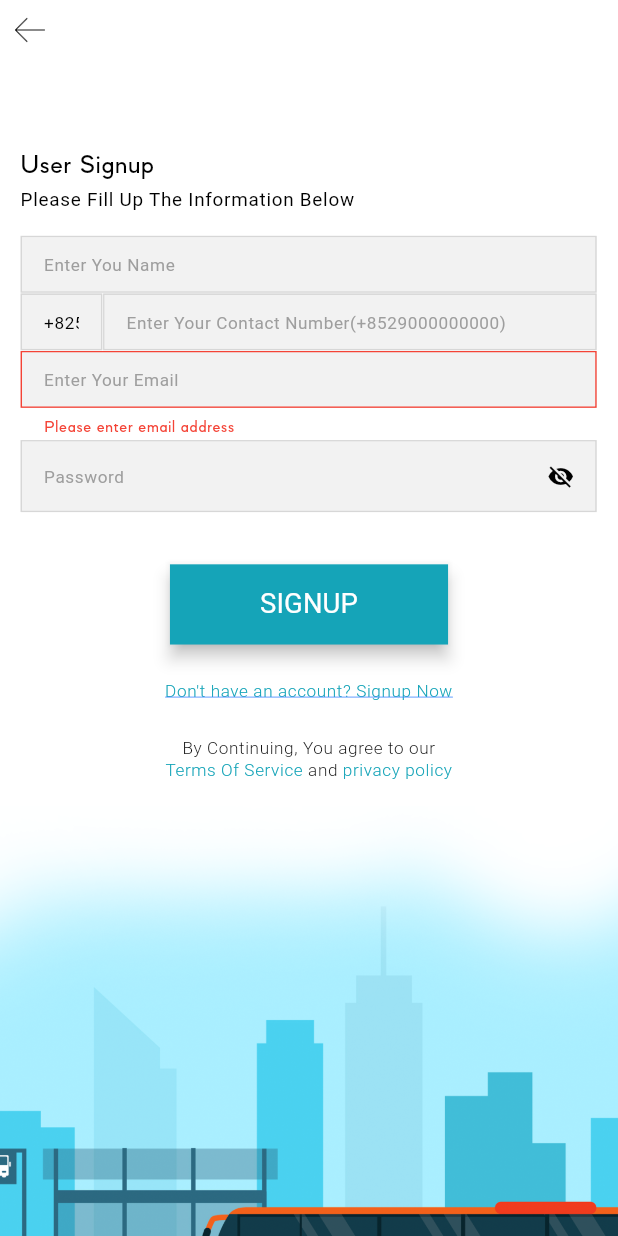
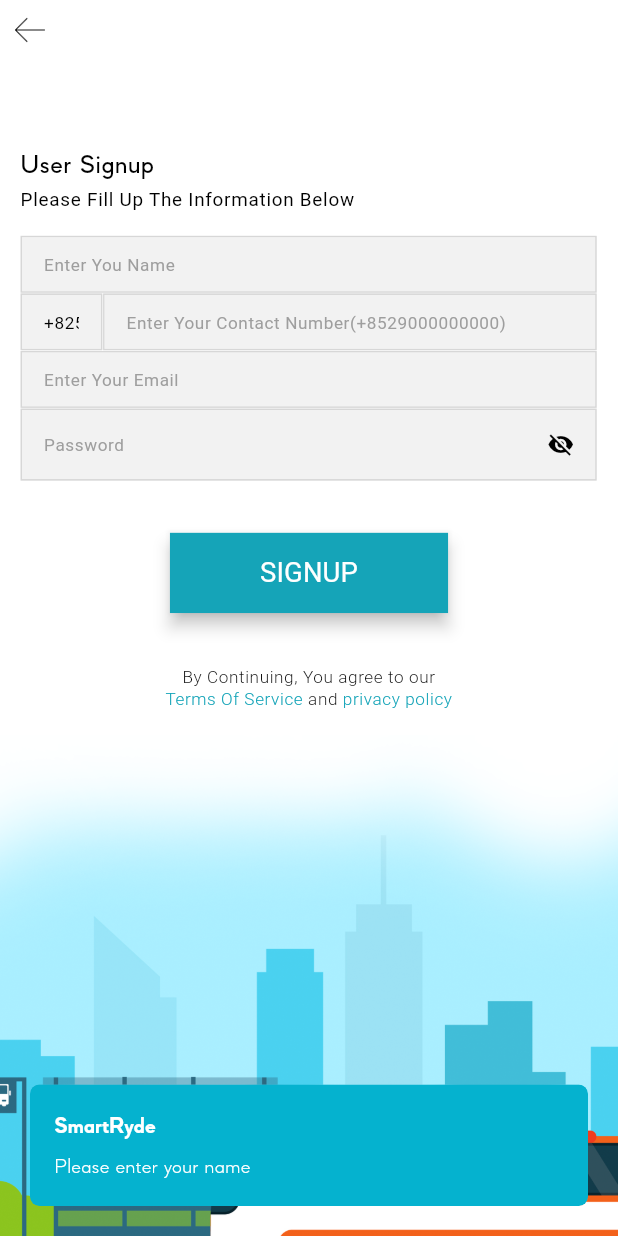
Before and after one commit to iglobleinfo/new-smartryde, a Flutter app: the RegisterScreen screen opened by its route, after a tap on "SIGNUP", on a phone screen of 412 x 824 dp. Run offline on Flutter 3.47's test engine with Material 3 defaults, Android fonts, the light colour scheme and no system bars; our stand-ins replace cached_network_image, connectivity_plus, device_info_plus, dio, fancy_shimmer_image, file_picker and 18 more; missing offline and left inert: colorful_safe_area, flutter_facebook_auth, the_apple_sign_in; accounts and stored records are empty; network calls fail.

Commit message:
some changes

```diff
--- a/lib/app/core/translations/languages/en_Us.dart
+++ b/lib/app/core/translations/languages/en_Us.dart
@@ -7,6 +7,7 @@ const Map<String, String> enUS = {
   'login': 'Login',
   'enterYourContactNumber': 'Enter Your Contact Number(+8529000000000)',
   'doNotHaveAccountSignUpNow': 'Don\'t have an account? Signup Now',
+  'alreadyHaveAccountSignInNow': 'Already have an account? Login',
   'byContinuingYouAgreeTo': 'By Continuing, You agree to our\n',
   'termsOfService': 'Terms Of Service',
   'and': 'and',
--- a/lib/app/core/values/app_strings.dart
+++ b/lib/app/core/values/app_strings.dart
@@ -9,6 +9,7 @@ const String login = 'login';
 const String strOtpSentDescription = "otpSentDescription";
 const String enterYourContactNumber = 'enterYourContactNumber';
 const String doNotHaveAccountSignUpNow = 'doNotHaveAccountSignUpNow';
+const String alreadyHaveAccountSignInNow = 'alreadyHaveAccountSignInNow';
 const String byContinuingYouAgreeTo = 'byContinuingYouAgreeTo';
 const String termsOfService = 'termsOfService';
 const String and = 'and';
--- a/lib/app/core/widgets/custom_textfield.dart
+++ b/lib/app/core/widgets/custom_textfield.dart
@@ -30,6 +30,7 @@ class TextFieldWidget extends StatelessWidget {
   final bool? shadow;
   final bool? obscureText;
   final bool? isOutined;
+  final bool? allowSpacing;
   final Function(String value)? onChange;
   final inputFormatter;
   final errorColor;
@@ -63,6 +64,7 @@ class TextFieldWidget extends StatelessWidget {
     this.suffixIcon,
     this.prefixIcon,
     this.obscureText,
+    this.allowSpacing = true,
     this.onTap,
     this.inputFormatter,
     this.errorColor,
@@ -85,6 +87,7 @@ class TextFieldWidget extends StatelessWidget {
                 cursorColor: courserColor ?? colorAppColor,
                 inputFormatters: inputFormatter ??
                     [
+                      FilteringTextInputFormatter.deny(RegExp(r'\s')),
                       FilteringTextInputFormatter(
                           RegExp(
                               '(\u00a9|\u00ae|[\u2000-\u3300]|\ud83c[\ud000-\udfff]|\ud83d[\ud000-\udfff]|\ud83e[\ud000-\udfff])'),
--- a/lib/app/core/widgets/outline_button_widget.dart
+++ b/lib/app/core/widgets/outline_button_widget.dart
@@ -9,6 +9,7 @@ class OutlineButtonWidget extends StatelessWidget {
     this.textStyle,
     this.verticalPadding,
     this.horizontalPadding,
+    this.onTap,
   });
 
   final Color? outlineColor;
@@ -17,11 +18,12 @@ class OutlineButtonWidget extends StatelessWidget {
   final TextStyle? textStyle;
   final double? verticalPadding;
   final double? horizontalPadding;
+  final GestureTapCallback? onTap;
 
   @override
   Widget build(BuildContext context) {
     return OutlinedButton(
-      onPressed: null,
+      onPressed: onTap,
       style: ButtonStyle(
         side: WidgetStatePropertyAll(
           BorderSide(
--- a/lib/app/data/remote_service/network/api_provider.dart
+++ b/lib/app/data/remote_service/network/api_provider.dart
@@ -84,6 +84,7 @@ class APIRepository {
       );
       return response;
     } catch (e, str) {
+      customLoader.hide();
       toast('Incorrect OTP');
       return Future.error(
         NetworkExceptions.getDioException(e, str),
--- a/lib/app/data/remote_service/network/network_exceptions.dart
+++ b/lib/app/data/remote_service/network/network_exceptions.dart
@@ -10,7 +10,7 @@ class NetworkExceptions {
   static String messageData = "";
 
   static getDioException(error, stacktrace) {
-    reportCrash(error.toString());
+    // reportCrash(error.toString());
     if (error is Exception) {
       // FlutterLogger.getInstance().recordCrash(
       //   reportURL: crashBaseUrl + logCrashesExceptionsEndPoint,
--- a/lib/app/modules/authentication/controllers/register_controller.dart
+++ b/lib/app/modules/authentication/controllers/register_controller.dart
@@ -1,4 +1,6 @@
 import 'package:smart_ryde/export.dart';
+
+import '../../../core/utils/validators.dart';
 
 class RegisterController extends GetxController {
   late TextEditingController emailController;
@@ -186,6 +188,24 @@ class RegisterController extends GetxController {
 
   /*===================================================================== SignUp API Call  ==========================================================*/
   hitSignUpAPI(context) {
+    if (nameController.text.isEmpty) {
+      toast('Please enter your name'.tr);
+      return;
+    }
+    String? result = phoneTextFieldValidator(
+        countryPickerController.text, numberController.text, context);
+    if (result != null) {
+      toast(result);
+      return;
+    }
+    if (!GetUtils.isEmail(emailController.text)) {
+      toast('Enter a valid email');
+      return;
+    }
+    if (passwordController.text.isEmpty) {
+      toast(stringPasswordEmptyValidation.tr);
+      return;
+    }
     loader.value = true;
     customLoader.show(context);
     FocusManager.instance.primaryFocus!.unfocus();
@@ -194,7 +214,7 @@ class RegisterController extends GetxController {
           numberController.text.trim().toLowerCase(),
       password: passwordController.text,
       email: emailController.text,
-      name: nameController.text,
+      name: nameController.text.trim(),
     );
     APIRepository.signUpApiCall(dataBody: loginReq).then((value) async {
       loginModel = value;
--- a/lib/app/modules/authentication/verify_otp_module/verify_otp_controller.dart
+++ b/lib/app/modules/authentication/verify_otp_module/verify_otp_controller.dart
@@ -34,7 +34,7 @@ class VerifyOtpController extends GetxController {
     FocusManager.instance.primaryFocus!.unfocus();
     APIRepository.generateOtpApi(phoneNumber).then((value) async {
       customLoader.hide();
-      toast('Opt send successfully');
+      toast('OTP send successfully');
     }).onError((error, stackTrace) {
       customLoader.hide();
       toast(error);
--- a/lib/app/modules/authentication/views/register_screen.dart
+++ b/lib/app/modules/authentication/views/register_screen.dart
@@ -79,6 +79,20 @@ class RegisterScreen extends GetView<RegisterController> {
                 TextFieldWidget(
                   textController: controller.nameController,
                   shadow: true,
+                  allowSpacing: false,
+                  inputFormatter: [
+                    FilteringTextInputFormatter(
+                        RegExp(
+                            '(\u00a9|\u00ae|[\u2000-\u3300]|\ud83c[\ud000-\udfff]|\ud83d[\ud000-\udfff]|\ud83e[\ud000-\udfff])'),
+                        allow: false),
+                  ],
+                  inputType: TextInputType.text,
+                  maxLength: 40,
+                  onChange: (value) {
+                    if (controller.nameController.text == ' ') {
+                      controller.nameController.text = '';
+                    }
+                  },
                   hint: enterName.tr,
                 ),
                 Row(
@@ -130,9 +144,9 @@ class RegisterScreen extends GetView<RegisterController> {
                   textController: controller.emailController,
                   shadow: true,
                   hint: enterYourEmail.tr,
-                  validate: (String? value) {
-                    return emailTextFieldValidator(value, context);
-                  },
+                  // validate: (String? value) {
+                  //   return emailTextFieldValidator(value, context);
+                  // },
                 ),
                 Obx(() {
                   IconData icon = controller.viewPassword.value
@@ -158,26 +172,30 @@ class RegisterScreen extends GetView<RegisterController> {
               buttonText: stringSignUp.tr.toUpperCase(),
               onPressed: () {
                 if (formGlobalKey.currentState!.validate()) {
-                  controller.hitSignUpAPI(context);
-                  // Get.offAllNamed(AppRoutes.mainScreen);
+                    controller.hitSignUpAPI(context);
                 }
               },
             ),
           ).marginOnly(bottom: margin_20),
-          Align(
-            alignment: Alignment.center,
-            child: TextView(
-              text: doNotHaveAccountSignUpNow.tr,
-              textStyle: textStyleBodySmall(context).copyWith(
-                color: appClickableTextColor,
-                decoration: TextDecoration.underline,
-                decorationColor: Colors.blueAccent,
-                decorationThickness: 1,
-              ),
-            ),
-          ),
+          // Align(
+          //   alignment: Alignment.center,
+          //   child: GestureDetector(
+          //     onTap: () {
+          //       Get.offNamed(AppRoutes.logIn);
+          //     },
+          //     child: TextView(
+          //       text: alreadyHaveAccountSignInNow.tr,
+          //       textStyle: textStyleBodySmall(context).copyWith(
+          //         color: appClickableTextColor,
+          //         decoration: TextDecoration.underline,
+          //         decorationColor: Colors.blueAccent,
+          //         decorationThickness: 1,
+          //       ),
+          //     ),
+          //   ),
+          // ),
           SizedBox(
-            height: margin_20,
+            height: margin_10,
           ),
           Align(
             alignment: Alignment.center,
@@ -188,27 +206,18 @@ class RegisterScreen extends GetView<RegisterController> {
                 children: [
                   TextSpan(
                     text: termsOfService.tr,
-                    recognizer: TapGestureRecognizer()
-                      ..onTap = () {
-                        Get.toNamed(AppRoutes.signUp);
-                      },
+                    recognizer: TapGestureRecognizer()..onTap = () {},
                     style: textStyleBodySmall(context).copyWith(
                       color: appClickableTextColor,
                     ),
                   ),
                   TextSpan(
                     text: ' ${and.tr} ',
-                    recognizer: TapGestureRecognizer()
-                      ..onTap = () {
-                        Get.toNamed(AppRoutes.signUp);
-                      },
+                    recognizer: TapGestureRecognizer()..onTap = () {},
                   ),
                   TextSpan(
                     text: privacyPolicy.tr,
-                    recognizer: TapGestureRecognizer()
-                      ..onTap = () {
-                        Get.toNamed(AppRoutes.signUp);
-                      },
+                    recognizer: TapGestureRecognizer()..onTap = () {},
                     style: textStyleBodySmall(context).copyWith(
                       color: appClickableTextColor,
                     ),
--- a/lib/app/modules/home/views/home_screen.dart
+++ b/lib/app/modules/home/views/home_screen.dart
@@ -96,7 +96,8 @@ class HomeScreen extends GetView<HomeController> {
               Text(
                 text,
                 style: textStyleDisplayMedium(context).copyWith(
-                  fontWeight: FontWeight.normal,
+                  fontWeight: FontWeight.w500,
+                  fontSize: 16
                 ),
               )
             ],
```
Also changed, not shown: lib/app/modules/authentication/verify_otp_module/verify_otp_page.dart (+16 -3 lines), lib/app/modules/authentication/views/login_screen.dart (+10 -2 lines), lib/app/modules/authentication/views/onboarding_screen.dart (+6 -1 lines), lib/main.dart (+18 -18 lines).
